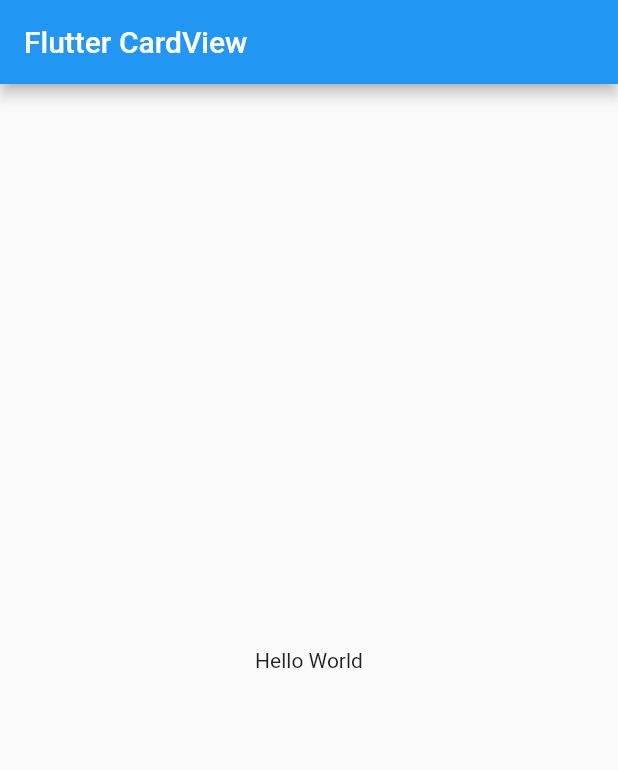
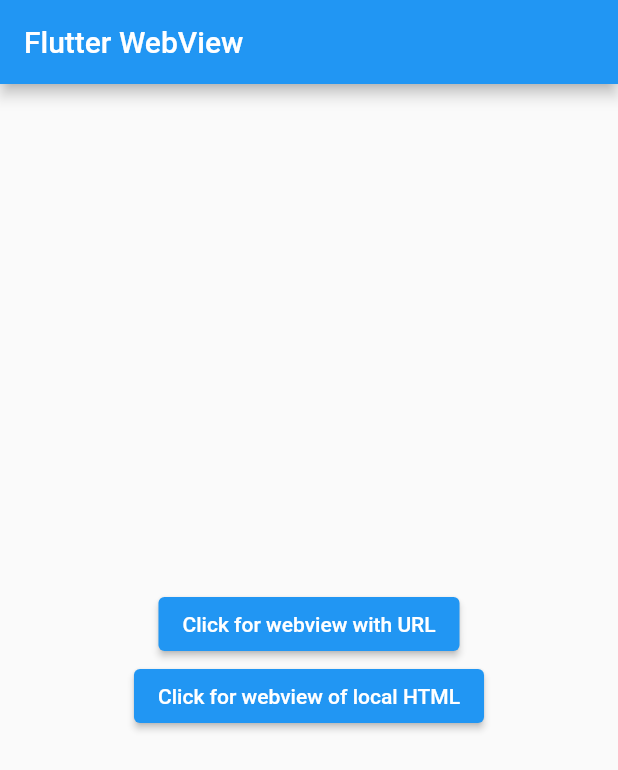
Before and after one commit to Safaanam/flutter_components, a Flutter app: the screen it shows after launch, on a phone screen of 412 x 824 dp. Shown: the top 770 px of the screen. Run offline on Flutter 3.47's test engine with Material 2 defaults, Android fonts, the phone set to English and light mode, and no system bars; our stand-ins replace webview_flutter.

Commit message:
webview added

```diff
--- /dev/null
+++ b/lib/constants/HTML_data.dart
@@ -0,0 +1,18 @@
+const String localExamplePage = '''
+<!DOCTYPE html>
+<html lang="en">
+<head>
+<title>Load file or HTML string example</title>
+</head>
+<body>
+
+<h1>Local demo page</h1>
+<p>
+  This is an example page used to demonstrate how to load a local file or HTML
+  string using the <a href="https://pub.dev/packages/webview_flutter">Flutter
+  webview</a> plugin.
+</p>
+
+</body>
+</html>
+''';
--- a/lib/main.dart
+++ b/lib/main.dart
@@ -1,4 +1,6 @@
 import 'package:flutter/material.dart';
+import 'package:flutter_components/web_view/local_HTML.dart';
+import 'package:flutter_components/web_view/webViewExample.dart';
 
 void main() {
   runApp(const MyApp());
@@ -10,8 +12,8 @@
   Widget build(BuildContext context) {
     return const MaterialApp(
       debugShowCheckedModeBanner: false,
-      title: 'Flutter Cards',
-      home: MyHomePage(title: 'Flutter CardView'),
+      title: 'Flutter WebView',
+      home: MyHomePage(title: 'Flutter WebView'),
     );
   }
 }
@@ -36,8 +38,20 @@
         appBar: AppBar(
           title: Text(widget.title),
         ),
-        body: const Center(
-          child: Text("Hello World")
+        body: Center(
+          child: Column(
+            mainAxisAlignment: MainAxisAlignment.center,
+            children: [
+              ElevatedButton( onPressed: () { Navigator.push(context,
+                  MaterialPageRoute(builder: (_) => const WebViewExample()));},
+                child: const Text('Click for webview with URL'),
+              ),
+              ElevatedButton( onPressed: () { Navigator.push(context,
+                  MaterialPageRoute(builder: (_) => const LocalWebView()));},
+                child: const Text('Click for webview of local HTML'),
+              )
+            ],
+          ),
         ),
       ),
     );
--- /dev/null
+++ b/lib/web_view/local_HTML.dart
@@ -0,0 +1,54 @@
+import 'dart:convert';
+
+import 'package:flutter/material.dart';
+import 'package:flutter/services.dart';
+import 'package:flutter_components/constants/HTML_data.dart';
+import 'package:webview_flutter/webview_flutter.dart';
+
+class LocalWebView extends StatefulWidget {
+  const LocalWebView({Key? key}) : super(key: key);
+
+  @override
+  State<LocalWebView> createState() => _LocalWebViewState();
+}
+
+class _LocalWebViewState extends State<LocalWebView> {
+  late WebViewController controller;
+
+  void loadLocalHTML() async{
+    final url = Uri.dataFromString(localExamplePage,
+    mimeType: 'text/html',
+    encoding: Encoding.getByName('utf-8'),
+    ).toString();
+    controller.loadUrl(url);
+  }
+
+  /// for HTML asset files use this
+  /*
+  void loadLocalHTMLfile() async{
+    final html = await rootBundle.loadString('assets/index.html');
+    final url = Uri.dataFromString(html,
+      mimeType: 'text/html',
+      encoding: Encoding.getByName('utf-8'),
+    ).toString();
+    controller.loadUrl(url);
+  }
+  */
+
+  @override
+  Widget build(BuildContext context) {
+    return Scaffold(
+      appBar: AppBar(
+        title: const Text("local WebView"),
+      ),
+      body: WebView(
+        javascriptMode: JavascriptMode.unrestricted,
+        onWebViewCreated: (controller) {
+          this.controller = controller;
+          loadLocalHTML();
+        }
+      ),
+
+    );
+  }
+}
--- a/pubspec.yaml
+++ b/pubspec.yaml
@@ -27,6 +27,7 @@
 # the latest version available on pub.dev. To see which dependencies have newer
 # versions available, run `flutter pub outdated`.
 dependencies:
+  webview_flutter: ^3.0.0
   flutter:
     sdk: flutter
 
```
Also changed, not shown: lib/web_view/webViewExample.dart (added, +19 -0 lines), pubspec.lock, 1 other file.
